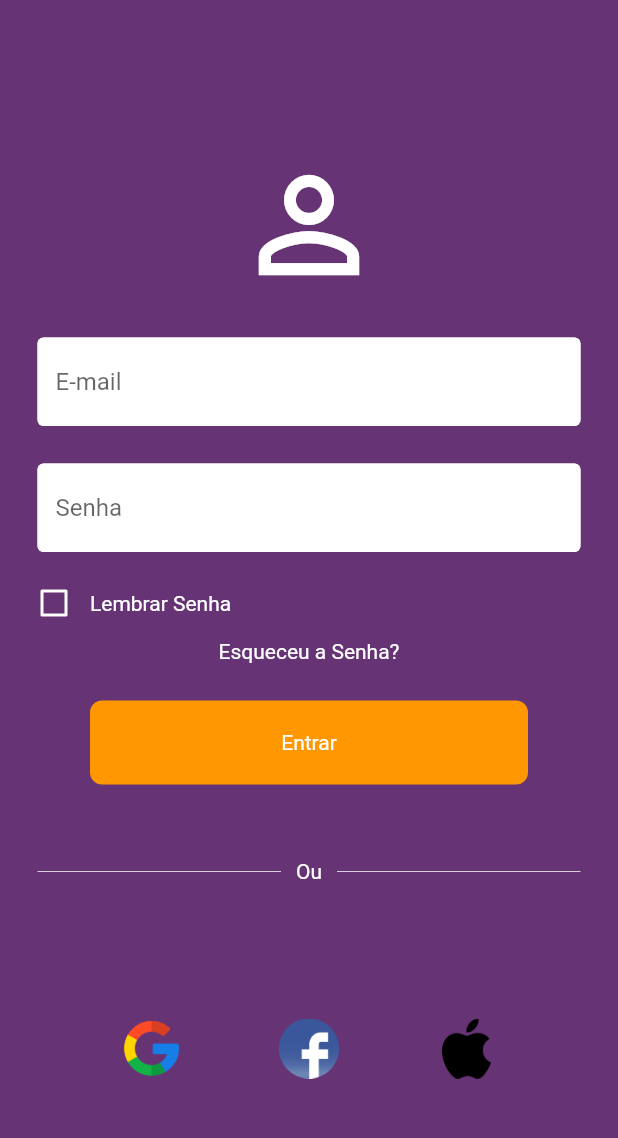
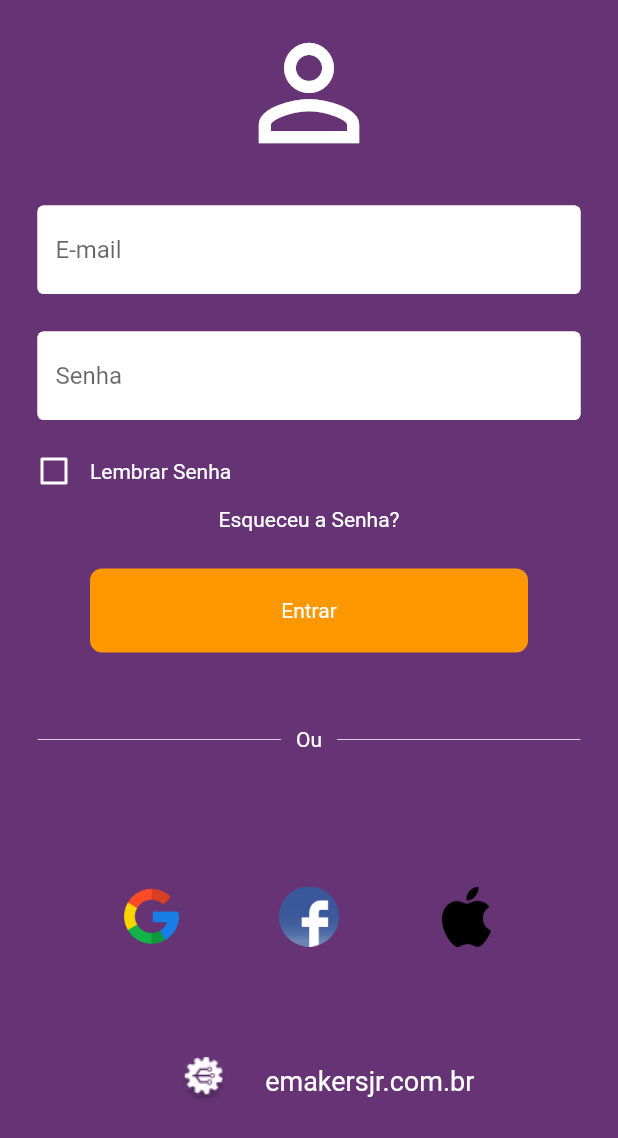
Before and after one commit to JonasFerReis/Capacitacao-Flutter-2.0, a Flutter app: the LoginPage screen opened directly, on a phone screen of 412 x 824 dp. Shown: the top 1138 px of the screen. Run offline on Flutter 3.47's test engine with Material 2 defaults, Android fonts, the phone set to English and light mode, and no system bars; our stand-ins replace flutter_slidable.

Commit message:
tela ajuste

```diff
--- a/front_end/lib/pages/login.dart
+++ b/front_end/lib/pages/login.dart
@@ -35,7 +35,7 @@ class _LoginPageState extends State<LoginPage> {
             child: Column(
               children: [
 
-                const SizedBox(height: 100),
+                const SizedBox(height: 12),
                 //ícone de usuário
                 const Icon(
                   Icons.person_outline,
@@ -148,7 +148,7 @@ class _LoginPageState extends State<LoginPage> {
                   ],
                 ),
 
-                const SizedBox(height: 75),
+                const SizedBox(height: 30),
 
                 //ícone da emakers
                 const Row(
```
